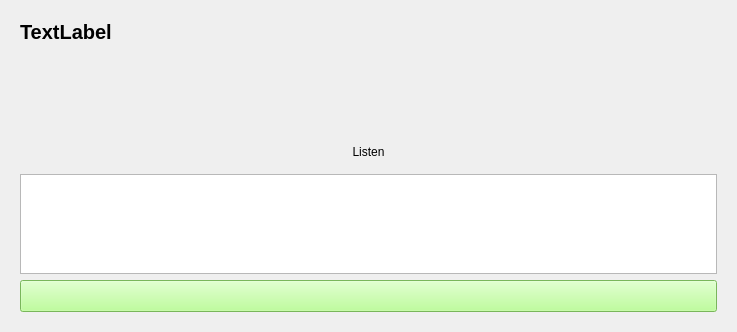
Before: the Qt Designer form Ui/pract5.ui in robinpalat/idiomindQt, drawn with Qt 5.
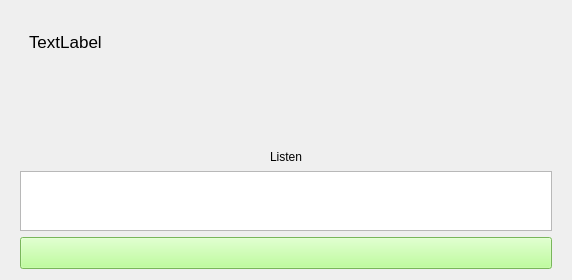
After: the same form once the commit is applied. Icons and pictures are not drawn. Custom widgets are drawn as their Qt base class.

```diff
--- a/Ui/pract5.ui
+++ b/Ui/pract5.ui
@@ -6,10 +6,16 @@
    <rect>
     <x>0</x>
     <y>0</y>
-    <width>737</width>
-    <height>332</height>
+    <width>572</width>
+    <height>280</height>
    </rect>
   </property>
+  <property name="minimumSize">
+   <size>
+    <width>572</width>
+    <height>280</height>
+   </size>
+  </property>
   <property name="windowTitle">
    <string>Write Sentences</string>
   </property>
@@ -17,8 +23,8 @@
    <iconset resource="../res.qrc">
     <normaloff>:/Images/idiomind.png</normaloff>:/Images/idiomind.png</iconset>
   </property>
-  <layout class="QVBoxLayout" name="verticalLayout_2">
-   <item>
+  <layout class="QGridLayout" name="gridLayout">
+   <item row="0" column="0">
     <widget class="QWidget" name="widget" native="true">
      <property name="minimumSize">
       <size>
@@ -27,82 +33,114 @@
       </size>
      </property>
      <layout class="QVBoxLayout" name="verticalLayout">
+      <property name="bottomMargin">
+       <number>0</number>
+      </property>
       <item>
-       <widget class="ClickableLabel" name="label_trgt">
-        <property name="sizePolicy">
-         <sizepolicy hsizetype="Expanding" vsizetype="Expanding">
-          <horstretch>0</horstretch>
-          <verstretch>0</verstretch>
-         </sizepolicy>
+       <spacer name="verticalSpacer">
+        <property name="orientation">
+         <enum>Qt::Vertical</enum>
         </property>
-        <property name="font">
-         <font>
-          <pointsize>15</pointsize>
-          <weight>75</weight>
-          <bold>true</bold>
-         </font>
+        <property name="sizeType">
+         <enum>QSizePolicy::Preferred</enum>
         </property>
-        <property name="cursor">
-         <cursorShape>PointingHandCursor</cursorShape>
+        <property name="sizeHint" stdset="0">
+         <size>
+          <width>20</width>
+          <height>40</height>
+         </size>
         </property>
-        <property name="text">
-         <string>TextLabel</string>
+       </spacer>
+      </item>
+      <item>
+       <widget class="QWidget" name="widget_2" native="true">
+        <property name="minimumSize">
+         <size>
+          <width>0</width>
+          <height>100</height>
+         </size>
         </property>
-        <property name="alignment">
-         <set>Qt::AlignLeading|Qt::AlignLeft|Qt::AlignTop</set>
-        </property>
+        <layout class="QHBoxLayout" name="horizontalLayout_2">
+         <item>
+          <widget class="ClickableLabel" name="label_trgt">
+           <property name="sizePolicy">
+            <sizepolicy hsizetype="Expanding" vsizetype="Expanding">
+             <horstretch>0</horstretch>
+             <verstretch>0</verstretch>
+            </sizepolicy>
+           </property>
+           <property name="maximumSize">
+            <size>
+             <width>600</width>
+             <height>16777215</height>
+            </size>
+           </property>
+           <property name="font">
+            <font>
+             <pointsize>13</pointsize>
+             <weight>50</weight>
+             <bold>false</bold>
+            </font>
+           </property>
+           <property name="cursor">
+            <cursorShape>PointingHandCursor</cursorShape>
+           </property>
+           <property name="styleSheet">
+            <string notr="true">line-height:20px;</string>
+           </property>
+           <property name="text">
+            <string>TextLabel</string>
+           </property>
+           <property name="scaledContents">
+            <bool>true</bool>
+           </property>
+           <property name="alignment">
+            <set>Qt::AlignLeading|Qt::AlignLeft|Qt::AlignTop</set>
+           </property>
+           <property name="wordWrap">
+            <bool>true</bool>
+           </property>
+           <property name="margin">
+            <number>10</number>
+           </property>
+           <property name="textInteractionFlags">
+            <set>Qt::NoTextInteraction</set>
+           </property>
+          </widget>
+         </item>
+        </layout>
        </widget>
       </item>
       <item>
-       <layout class="QHBoxLayout" name="horizontalLayout_2">
-        <property name="topMargin">
-         <number>6</number>
+       <spacer name="verticalSpacer_2">
+        <property name="orientation">
+         <enum>Qt::Vertical</enum>
         </property>
-        <property name="bottomMargin">
-         <number>6</number>
+        <property name="sizeType">
+         <enum>QSizePolicy::Expanding</enum>
         </property>
-        <item>
-         <spacer name="horizontalSpacer_3">
-          <property name="orientation">
-           <enum>Qt::Horizontal</enum>
-          </property>
-          <property name="sizeType">
-           <enum>QSizePolicy::Minimum</enum>
-          </property>
-          <property name="sizeHint" stdset="0">
-           <size>
-            <width>40</width>
-            <height>20</height>
-           </size>
-          </property>
-         </spacer>
-        </item>
-        <item>
-         <spacer name="horizontalSpacer_2">
-          <property name="orientation">
-           <enum>Qt::Horizontal</enum>
-          </property>
-          <property name="sizeType">
-           <enum>QSizePolicy::Minimum</enum>
-          </property>
-          <property name="sizeHint" stdset="0">
-           <size>
-            <width>40</width>
-            <height>20</height>
-           </size>
-          </property>
-         </spacer>
-        </item>
-       </layout>
+        <property name="sizeHint" stdset="0">
+         <size>
+          <width>20</width>
+          <height>40</height>
+         </size>
+        </property>
+       </spacer>
       </item>
       <item>
-       <widget class="QPushButton" name="pushButton">
+       <widget class="QPushButton" name="pushButton_listen">
         <property name="minimumSize">
          <size>
           <width>0</width>
           <height>32</height>
          </size>
         </property>
+        <property name="maximumSize">
+         <size>
+          <width>16777215</width>
+          <height>15</height>
+         </size>
+        </property>
         <property name="text">
          <string>Listen</string>
         </property>
@@ -122,9 +160,14 @@
         <property name="maximumSize">
          <size>
           <width>16777215</width>
-          <height>100</height>
+          <height>60</height>
          </size>
         </property>
+        <property name="font">
+         <font>
+          <pointsize>12</pointsize>
+         </font>
+        </property>
        </widget>
       </item>
       <item>
@@ -139,7 +182,7 @@
          <number>0</number>
         </property>
         <item>
-         <widget class="QPushButton" name="pushButton_ok">
+         <widget class="QPushButton" name="pushButton">
           <property name="minimumSize">
            <size>
             <width>80</width>
```
